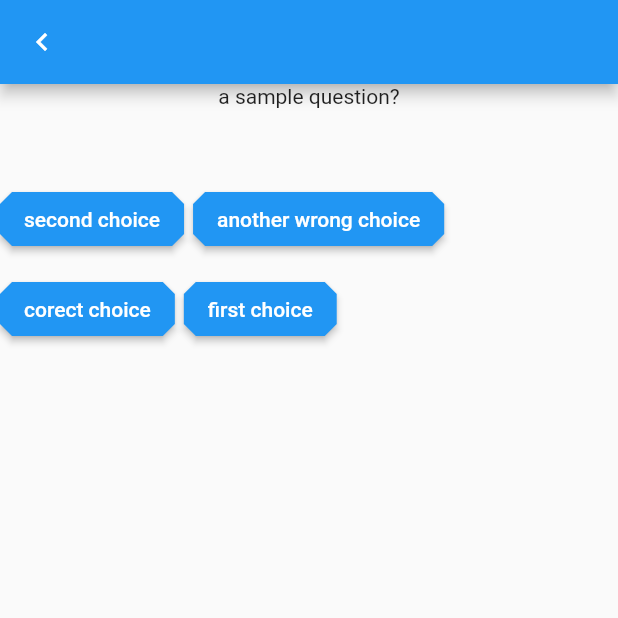
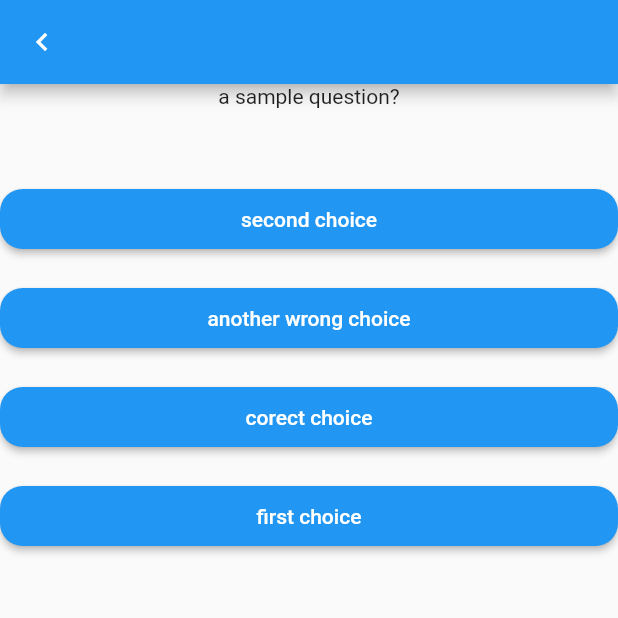
Before and after one commit to SlothfulAlfred/quiz_app, a Flutter app: the QuestionsViewModel screen opened directly with empty values, on a phone screen of 412 x 824 dp, the top half of it. Run offline on Flutter 3.47's test engine with Material 2 defaults, Android fonts, the phone set to English and light mode, and no system bars; our stand-ins replace cloud_firestore, firebase_auth, firebase_core, firebase_storage, get_it; accounts and stored records are empty.

Commit message:
Change style of ChoicesGrid
Since the choices did not line up (not of equal width) in the 2x2 grid, [ChoicesGrid] has been changes to a 4x1 grid of choices.

Incorrect choices will now show a snackbar if they are selected.

ChoiceTiles have been rounded out.

```diff
--- a/lib/ui/widgets/choices_grid.dart
+++ b/lib/ui/widgets/choices_grid.dart
@@ -2,7 +2,7 @@ import 'package:flutter/material.dart';
 import 'package:quiz_app/core/models/api_models.dart';
 import 'package:quiz_app/ui/shared/ui_helper.dart';
 
-/// Two by two grid of randomly ordered, tappable choices.
+/// 4x1 of randomly ordered, tappable choices.
 class ChoicesGrid extends StatelessWidget {
   /// List of exactly four Choice objects that should be displayed.
   final List<Choice> choices;
@@ -24,37 +24,12 @@ class ChoicesGrid extends StatelessWidget {
   @override
   Widget build(BuildContext context) {
     return Column(
-      crossAxisAlignment: CrossAxisAlignment.center,
+      crossAxisAlignment: CrossAxisAlignment.stretch,
       children: [
-        Row(
-          children: [
-            _ChoicesTile(
-              choice: choices[order[0]],
-              onChoiceSelect: onChoiceSelect,
-            ),
-            HorizontalSpace.tiny,
-            _ChoicesTile(
-              choice: choices[order[1]],
-              onChoiceSelect: onChoiceSelect,
-            )
-          ],
-          crossAxisAlignment: CrossAxisAlignment.center,
-        ),
-        VerticalSpace.extraSmall,
-        Row(
-          children: [
-            _ChoicesTile(
-              choice: choices[order[2]],
-              onChoiceSelect: onChoiceSelect,
-            ),
-            HorizontalSpace.tiny,
-            _ChoicesTile(
-              choice: choices[order[3]],
-              onChoiceSelect: onChoiceSelect,
-            )
-          ],
-          crossAxisAlignment: CrossAxisAlignment.center,
-        ),
+        for (int num in order) ...[
+          _ChoicesTile(choice: choices[num], onChoiceSelect: onChoiceSelect),
+          VerticalSpace.small
+        ]
       ],
     );
   }
@@ -72,14 +47,33 @@ class _ChoicesTile extends StatelessWidget {
 
   @override
   Widget build(BuildContext context) {
+    double sh = MediaQuery.of(context).size.height;
     return ElevatedButton(
-      onPressed: () => onChoiceSelect(choice),
-      child: Text(choice.text),
+      onPressed: (choice.isCorrect)
+          ? () => onChoiceSelect(choice)
+          : () => onChoiceSelect(
+                choice,
+                SnackBar(
+                  duration: Duration(seconds: 3),
+                  padding: const EdgeInsets.symmetric(vertical: 16),
+                  content: Container(
+                    height: sh * 0.10,
+                    alignment: Alignment.center,
+                    child: Text(choice.hintText!),
+                  ),
+                  backgroundColor: Colors.red[900],
+                ),
+              ),
+      child: Text(
+        choice.text,
+      ),
       style: ButtonStyle(
+        padding:
+            MaterialStateProperty.all(const EdgeInsets.symmetric(vertical: 12)),
         elevation: MaterialStateProperty.all(2),
         shape: MaterialStateProperty.all(
-          BeveledRectangleBorder(
-            borderRadius: BorderRadius.circular(8),
+          RoundedRectangleBorder(
+            borderRadius: BorderRadius.circular(15),
           ),
         ),
         // TODO: add custom color behaviour using MaterialStateProperty.resolveWith
```
